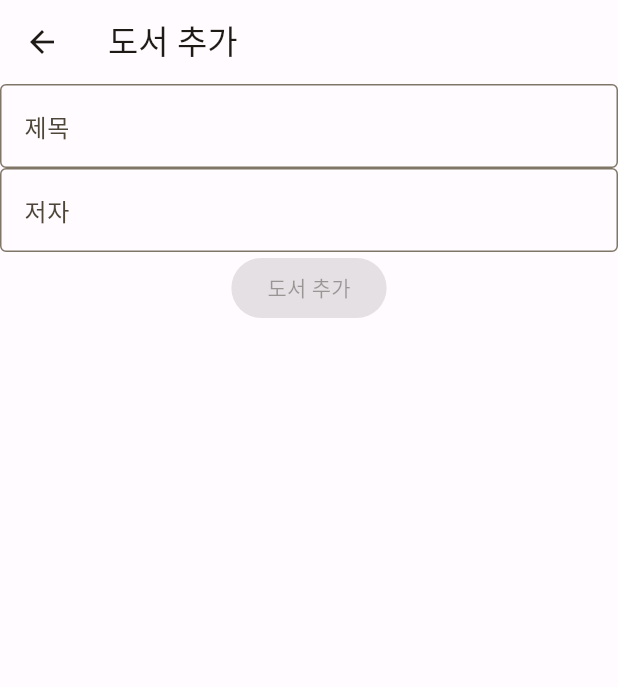
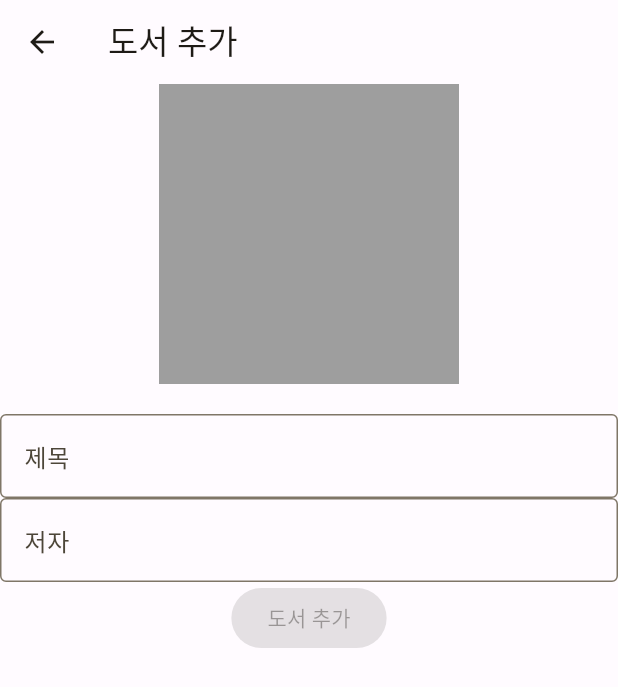
Before and after one commit to paxFortuna/book-list-app, a Flutter app: the AddBookScreen screen opened directly, on a phone screen of 412 x 824 dp. Shown: the top 687 px of the screen. Run offline on Flutter 3.47's test engine with Material 2 defaults, Android fonts, the phone set to English and light mode, and no system bars; our stand-ins replace cloud_firestore, firebase_core, image_picker; accounts and stored records are empty; generated files the repository leaves out were written again.

Commit message:
ad: select photo with image_picker

```diff
--- a/lib/add_book/add_book_screen.dart
+++ b/lib/add_book/add_book_screen.dart
@@ -1,6 +1,10 @@
+import 'dart:typed_data';
+
 import 'package:flutter/material.dart';
 
 import 'add_book_view_model.dart';
+import 'package:image_picker/image_picker.dart';
+
 class AddBookScreen extends StatefulWidget {
   const AddBookScreen({Key? key}) : super(key: key);
 
@@ -13,6 +17,10 @@ class _AddBookScreenState extends State<AddBookScreen> {
   final _authorTextController = TextEditingController();
 
   final viewModel = AddBookViewModel();
+  final ImagePicker _picker = ImagePicker();
+
+  // byte array
+  Uint8List? _bytes;
 
   @override
   void dispose() {
@@ -29,7 +37,29 @@ class _AddBookScreenState extends State<AddBookScreen> {
       ),
       body: Column(
         children: [
+          GestureDetector(
+            onTap: () async {
+              XFile? image =
+              await _picker.pickImage(source: ImageSource.gallery);
+              if (image != null) {
+                // byte array
+                _bytes = await image.readAsBytes();
+                setState(() {});
+              }
+            },
+            child: _bytes == null
+                ? Container(
+              width: 200,
+              height: 200,
+              color: Colors.grey,
+            )
+                : Image.memory(_bytes!, width: 200, height: 200),
+          ),
+          const SizedBox(height: 20),
           TextField(
+            onChanged: (_) {
+              setState(() {});
+            },
             controller: _titleTextController,
             decoration: const InputDecoration(
               border: OutlineInputBorder(),
@@ -37,6 +67,9 @@ class _AddBookScreenState extends State<AddBookScreen> {
             ),
           ),
           TextField(
+            onChanged: (_) {
+              setState(() {});
+            },
             controller: _authorTextController,
             decoration: const InputDecoration(
               border: OutlineInputBorder(),
@@ -54,12 +87,12 @@ class _AddBookScreenState extends State<AddBookScreen> {
                   title: _titleTextController.text,
                   author: _authorTextController.text,
                 );
+
                 Navigator.pop(context);
               },
               child: const Text('도서 추가')),
         ],
       ),
-
     );
   }
 }
--- a/pubspec.yaml
+++ b/pubspec.yaml
@@ -36,6 +36,7 @@ dependencies:
   cupertino_icons: ^1.0.2
   firebase_core: ^1.20.0
   cloud_firestore: ^3.4.3
+  image_picker: ^0.8.5+3
 
 dev_dependencies:
   flutter_test:
```
Also changed, not shown: pubspec.lock.
